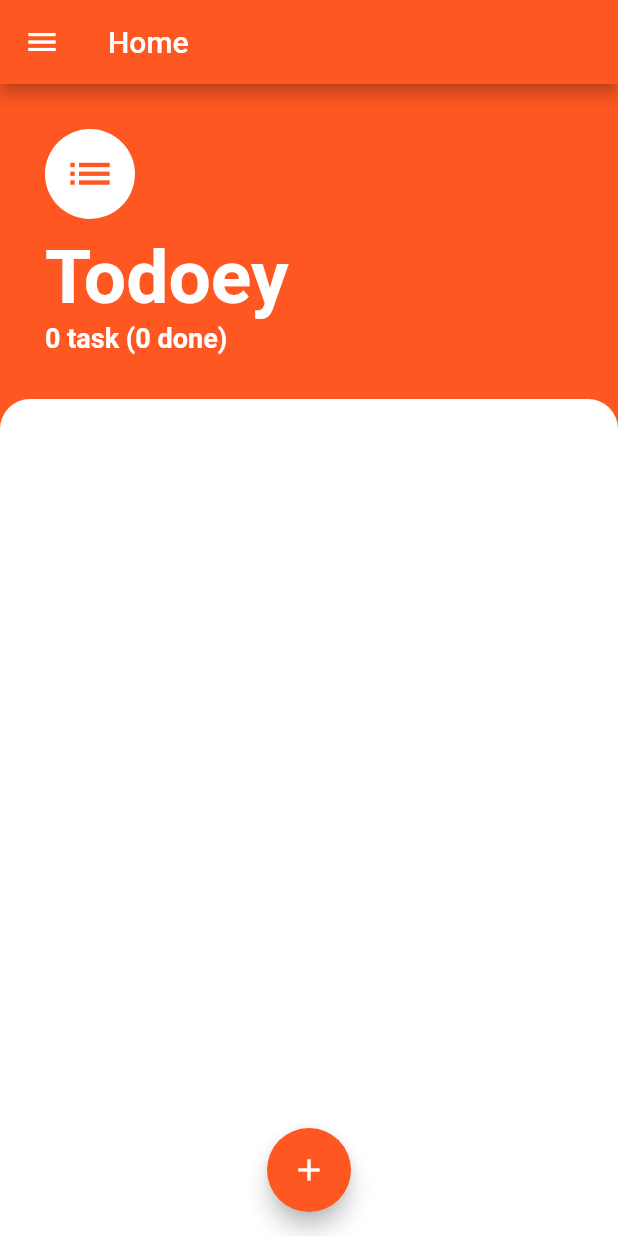
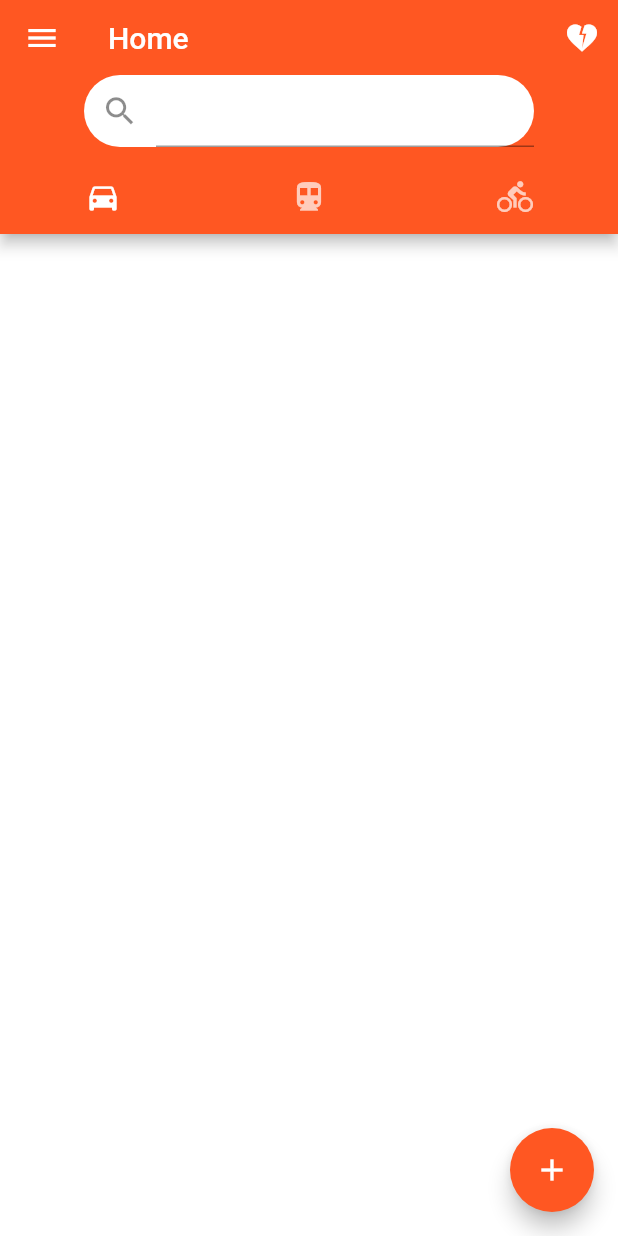
Before and after one commit to BadPistol97/flutter_todoey, a Flutter app: the screen it shows after launch, on a phone screen of 412 x 824 dp. Run offline on Flutter 3.47's test engine with Material 2 defaults, Android fonts, the phone set to English and light mode, and no system bars; our stand-ins replace flutter_riverpod; missing offline and left inert: flutter_quill.

Commit message:
Add search bar

```diff
--- a/lib/components/task.dart
+++ b/lib/components/task.dart
@@ -25,7 +25,10 @@ class Task extends ConsumerWidget {
             TickBox(index),
           ],
         ),
-        leading: Text(task.name ?? '',
+        leading: SizedBox(
+          width: 300.0,
+          child: Text(task.name ?? '',
+              overflow: TextOverflow.ellipsis,
               style: TextStyle(
                   fontSize: 20.0,
                   fontWeight: FontWeight.w600,
@@ -33,6 +36,7 @@ class Task extends ConsumerWidget {
                   decoration: task.isChecked ? TextDecoration.lineThrough : null
               )
           ),
+        ),
       )
     );
   }
--- a/lib/components/task_list.dart
+++ b/lib/components/task_list.dart
@@ -25,10 +25,6 @@ class TaskListState extends ConsumerState<TaskList> {
       child: Container(
           decoration: const BoxDecoration(
               color: Colors.white,
-              borderRadius: BorderRadius.only(
-                  topLeft:Radius.circular(20.0),
-                  topRight:Radius.circular(20.0)
-              )
           ),
           child: ListView.builder(
             itemBuilder: (context,index) {
@@ -37,11 +33,17 @@ class TaskListState extends ConsumerState<TaskList> {
                 direction: DismissDirection.horizontal,
                 onDismissed: (direction) {
                     if(direction == DismissDirection.endToStart) ref.read(tasksStateProvider.notifier).removeTask(tasks[index].id);
-                    if(direction == DismissDirection.startToEnd) {
-                      ref.read(taskIndexProvider.state).state = index;
-                      Navigator.pushNamed(context,'detail');
-                    }
+
                   },
+                confirmDismiss: (direction) async{
+                  if(direction == DismissDirection.startToEnd) {
+                    ref.read(taskIndexProvider.state).state = index;
+                    Navigator.pushNamed(context,'detail');
+                    return false;
+                  }
+
+                  return true;
+                },
                 background: Container(
                   alignment: Alignment.centerLeft,
                   padding: const EdgeInsets.only(left: 20.0),
--- a/lib/screens/tasks_screen.dart
+++ b/lib/screens/tasks_screen.dart
@@ -2,8 +2,8 @@ import 'package:flutter/material.dart';
 import 'package:river/screens/add_task_screen.dart';
 import 'package:river/components/task_list.dart';
 import 'package:flutter_riverpod/flutter_riverpod.dart';
-import 'package:river/state_providers/providers.dart';
-import 'package:river/models/task_model.dart';
+// import 'package:river/state_providers/providers.dart';
+// import 'package:river/models/task_model.dart';
 import 'package:river/components/drawer.dart';
 
 class TasksScreen extends ConsumerWidget{
@@ -11,13 +11,29 @@ class TasksScreen extends ConsumerWidget{
   @override
   Widget build(BuildContext context, WidgetRef ref) {
 
-    List<TaskModel> tasks = ref.watch(tasksStateProvider);
+    // List<TaskModel> tasks = ref.watch(tasksStateProvider);
 
-    int doneTasks = ref.read(tasksStateProvider.notifier).getDoneTaskCount();
+    // int doneTasks = ref.read(tasksStateProvider.notifier).getDoneTaskCount();
 
-    return Scaffold(
-      floatingActionButtonLocation: FloatingActionButtonLocation.centerFloat,
-      backgroundColor: Colors.deepOrange,
+    TabBar tabBar = const TabBar(
+        tabs: [
+          Tab(icon: Icon(Icons.directions_car)),
+          Tab(icon: Icon(Icons.directions_transit)),
+          Tab(icon: Icon(Icons.directions_bike)),
+        ]);
+
+
+    const List<String> _kOptions = <String>[
+      'aardvark',
+      'bobcat',
+      'chameleon',
+    ];
+
+    return DefaultTabController(
+          length: 3,
+          child: Scaffold(
+            floatingActionButtonLocation: FloatingActionButtonLocation.endFloat,
+            backgroundColor: Colors.white,
             floatingActionButton: FloatingActionButton(
                 onPressed: (){
                   showModalBottomSheet(
@@ -31,8 +47,8 @@ class TasksScreen extends ConsumerWidget{
                       )
                   );
                 },
+                child: const Icon(Icons.add),
                 backgroundColor: Colors.deepOrange,
-        child: const Icon(Icons.add)
             ),
             appBar: AppBar(
               title: const Text(
@@ -40,44 +56,124 @@ class TasksScreen extends ConsumerWidget{
                 style: TextStyle(color: Colors.white),
               ),
               backgroundColor:Colors.deepOrange,
+                flexibleSpace: Container(
+                    color: Colors.deepOrange
                 ),
-      drawer: const SideBar(),
-      body:Column(
-        crossAxisAlignment: CrossAxisAlignment.start,
+                actions: [IconButton(icon:Icon(Icons.heart_broken,),onPressed: (){})],
+              bottom: PreferredSize(
+                preferredSize: Size.fromHeight(100),
+                child: Column(
+                  // crossAxisAlignment: CrossAxisAlignment.stretch,
                   children: [
+                    SizedBox(
+                      width:300.0,
+                      child: InputDecorator(
+                        decoration: InputDecoration(
+                        prefixIcon: const Icon(Icons.search, size: 25.0,),
+                          border: OutlineInputBorder(
+                            borderRadius: BorderRadius.circular(50.0),
+                            borderSide: const BorderSide(
+                              width: 0,
+                              style: BorderStyle.none,
+                            ),
+                          ),
+                          filled: true,
+                          hintStyle: TextStyle(color: Colors.grey[800]),
+                          hintText: "Type in your text",
+                          fillColor: Colors.white,
+                          isDense: true,
+                          contentPadding: EdgeInsets.all(0.0),
+                      ),
+                        child: Autocomplete(
+                          optionsBuilder:
+                              (TextEditingValue textEditingValue) {
+                            if (textEditingValue.text == '') {
+                              return const Iterable<String>.empty();
+                            }
+                            return _kOptions.where((String option) {
+                              return option.contains(
+                                  textEditingValue.text.toLowerCase());
+                            });
+                          },
+                          //   onSelected: (User selection) {
+                          //   //   print(
+                          //   //       'You just selected ${_displayStringForOption(selection)}');
+                          //   // },
+                          // ),
+                        ),
+                      ),
+                    ),
+                    // Padding(
+                    //   padding: const EdgeInsets.only(left:10.0,right:10.0),
+                    //   child: TextField(
+                    //     autofocus:false,
+                    //     decoration: InputDecoration(
+                    //       prefixIcon: const Icon(Icons.search, size: 25.0,),
+                    //         border: OutlineInputBorder(
+                    //           borderRadius: BorderRadius.circular(50.0),
+                    //           borderSide: const BorderSide(
+                    //             width: 0,
+                    //             style: BorderStyle.none,
+                    //           ),
+                    //         ),
+                    //         filled: true,
+                    //         hintStyle: TextStyle(color: Colors.grey[800]),
+                    //         hintText: "Type in your text",
+                    //         fillColor: Colors.white,
+                    //         isDense: true,
+                    //         contentPadding: EdgeInsets.all(15.0),
+                    //     ),
+                    //   ),
+                    // ),
+                    const SizedBox(height:10.0),
                     Container(
-            padding: const EdgeInsets.only(top:30.0,left:30.0,right:30.0,bottom:30.0),
-            child: Column(
-              crossAxisAlignment: CrossAxisAlignment.start,
-              children: [
-                 const CircleAvatar(
-                    backgroundColor: Colors.white,
-                    radius:30.0,
-                    child: Icon(Icons.list,size:35.0,color:Colors.deepOrange)
-                ),
-                const SizedBox(height:10.0),
-                const Text('Todoey',
-                    style:TextStyle(
-                      color: Colors.white,
-                      fontWeight: FontWeight.w700,
-                      fontSize: 50.0,
-
-                    )
-                ),
-                Text('${tasks.length} ${tasks.length > 1 ? 'tasks' : 'task'} ($doneTasks done)',
-                    style:const TextStyle(
-                      color: Colors.white,
-                      fontWeight: FontWeight.w700,
-                      fontSize: 18.0,
-
-                    )
+                      color: Theme.of(context).primaryColor,
+                      child: tabBar,
                     ),
                   ],
                 ),
+              )
             ),
+            drawer: const SideBar(),
+            body: Column(
+              children: [
+                // Text('heeelo'),
+                Expanded(
+                  child: TabBarView(
+                    children: [
+                      Column(
+                          crossAxisAlignment: CrossAxisAlignment.start,
+                          children: const [
+                            // Container(
+                            //   child: Column(
+                            //     crossAxisAlignment: CrossAxisAlignment.start,
+                            //     children: [
+                            //       Text('${tasks.length} ${tasks.length > 1 ? 'tasks' : 'task'} ($doneTasks done)',
+                            //           style:const TextStyle(
+                            //             color: Colors.black,
+                            //             fontWeight: FontWeight.w700,
+                            //             fontSize: 18.0,
+                            //
+                            //           )
+                            //       ),
+                            //       const Divider(
+                            //         height: 1,
+                            //         color: Colors.black,
+                            //       ),
+                            //     ],
+                            //   ),
+                            // ),
                             TaskList()
                           ]
                       ),
+                      const Icon(Icons.directions_transit),
+                      const Icon(Icons.directions_bike)],
+                  ),
+                )
+              ],
+            ),
+          )
+
       );
   }
 }
--- a/lib/state_providers/providers.dart
+++ b/lib/state_providers/providers.dart
@@ -10,3 +10,5 @@ final taskIndexProvider = StateProvider<int>((ref)=>0);
 final dataStateProvider = StateNotifierProvider<DataStateNotifier,List<String>>((ref) => DataStateNotifier());
 
 final tasksStateProvider = StateNotifierProvider<TasksStateNotifier,List<TaskModel>>((ref) => TasksStateNotifier());
+
+final isEditingStateProvider = StateProvider<bool>((ref)=>false);
```
Also changed, not shown: lib/screens/task_detail.dart (+52 -19 lines). Lines whose indentation alone changed are shown as unchanged.
